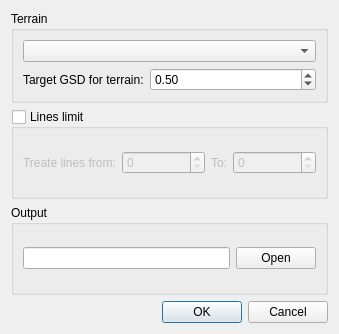
french-paragon/PikaLTools, file tools/PikaLSteviappModule/gui/exportorthophotooptionsdialog.ui: the form before one commit.
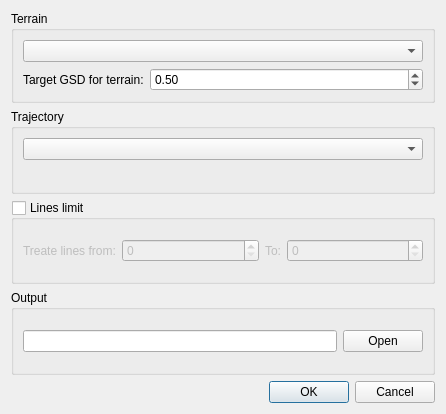
The form after the commit.

Commit message: Allow to export bil orthophoto with initial trajectory

Patch:
```diff
--- a/tools/PikaLSteviappModule/gui/exportorthophotooptionsdialog.ui
+++ b/tools/PikaLSteviappModule/gui/exportorthophotooptionsdialog.ui
@@ -6,8 +6,8 @@
    <rect>
     <x>0</x>
     <y>0</y>
-    <width>339</width>
-    <height>334</height>
+    <width>446</width>
+    <height>414</height>
    </rect>
   </property>
   <property name="windowTitle">
@@ -49,6 +49,18 @@
      </layout>
     </widget>
    </item>
+   <item>
+    <widget class="QGroupBox" name="groupBox_3">
+     <property name="title">
+      <string>Trajectory</string>
+     </property>
+     <layout class="QFormLayout" name="formLayout_2">
+      <item row="0" column="0" colspan="2">
+       <widget class="QComboBox" name="selectedTrajectoryComboBox"/>
+      </item>
+     </layout>
+    </widget>
+   </item>
    <item>
     <widget class="QGroupBox" name="lineLimitGroupBox">
      <property name="title">
```
The commit also changes 5 other files.
